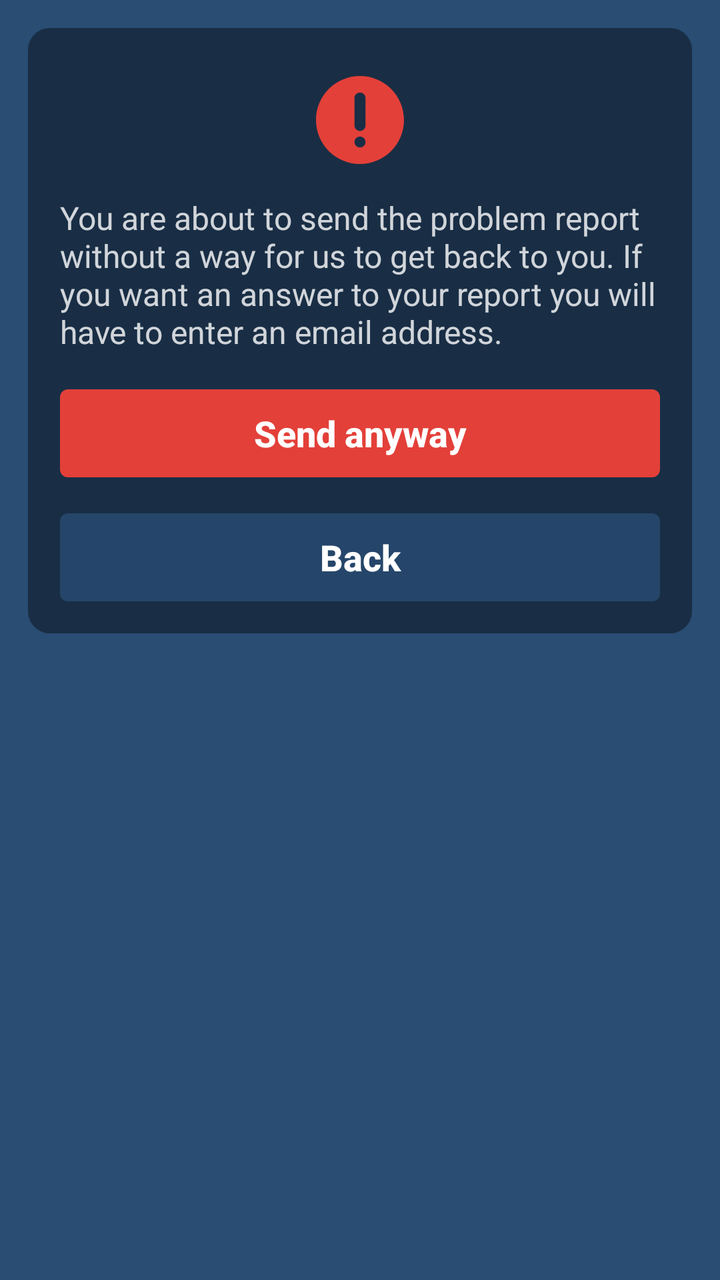
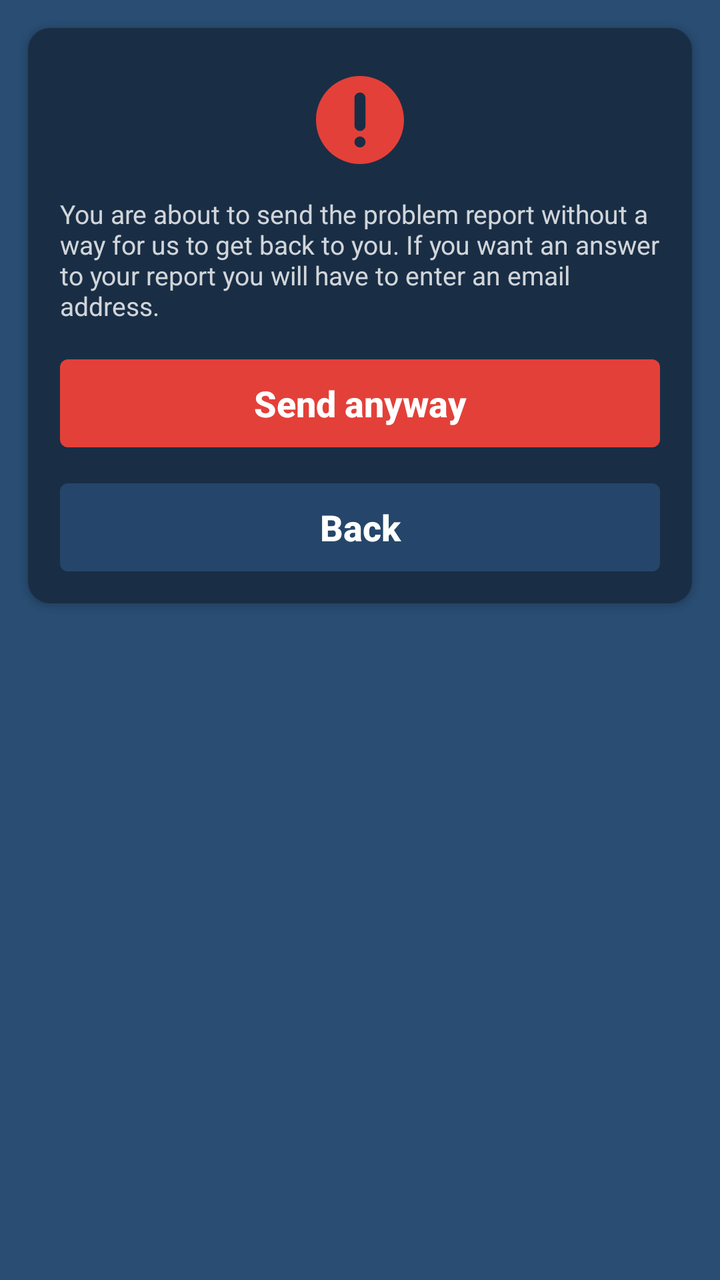

The first picture is an Android layout as it rendered before a commit; the second is the same layout after the commit. The layout source and the unified diff follow.
<!-- AndroidManifest.xml: application theme AppTheme -->
<!-- res/layout/confirm_no_email.xml -->
<ScrollView xmlns:android="http://schemas.android.com/apk/res/android"
            android:layout_width="wrap_content"
            android:layout_height="wrap_content"
            android:scrollbars="none">
    <LinearLayout android:layout_width="wrap_content"
                  android:layout_height="wrap_content"
                  android:padding="30dp"
                  android:background="@drawable/dialog_background"
                  android:orientation="vertical"
                  android:gravity="left"
                  android:elevation="2dp">
        <ImageView android:layout_width="44dp"
                   android:layout_height="44dp"
                   android:layout_marginTop="8dp"
                   android:layout_gravity="center"
                   android:src="@drawable/icon_alert" />
        <TextView android:layout_width="wrap_content"
                  android:layout_height="wrap_content"
                  android:layout_weight="0"
                  android:layout_marginTop="16dp"
                  android:textColor="@color/white80"
                  android:textSize="@dimen/text_medium"
                  android:text="@string/confirm_no_email" />
        <Button android:id="@+id/send_button"
                android:layout_marginVertical="@dimen/button_separation"
                android:text="@string/send_anyway"
                style="@style/RedButton" />
        <Button android:id="@+id/back_button"
                android:text="@string/back"
                style="@style/BlueButton" />
    </LinearLayout>
</ScrollView>
<!-- resources referenced by this layout -->
<resources>
  <color name="white80">#CCFFFFFF</color>
  <dimen name="button_separation">18dp</dimen>
  <dimen name="text_medium">16sp</dimen>
  <!-- drawable dialog_background (drawable) -->
  <?xml version="1.0" encoding="utf-8"?>
  <inset xmlns:android="http://schemas.android.com/apk/res/android"
         android:insetTop="@dimen/dialog_margin"
         android:insetLeft="@dimen/dialog_margin"
         android:insetRight="@dimen/dialog_margin"
         android:insetBottom="@dimen/dialog_margin">
      <shape android:shape="rectangle">
          <corners android:radius="11dp" />
          <solid android:color="@color/darkBlue" />
      </shape>
  </inset>
  <string name="back">Back</string>
  <string name="confirm_no_email">You are about to send the problem report without a way for us
      to get back to you. If you want an answer to your report you will have to enter an email
      address.</string>
  <string name="send_anyway">Send anyway</string>
  <style name="BlueButton" parent="Button">
          <item name="android:background">@drawable/blue_button_background</item>
      </style>
  <style name="RedButton" parent="Button">
          <item name="android:background">@drawable/red_button_background</item>
      </style>
  <style name="AppTheme" parent="Theme.AppCompat.NoActionBar">
          <item name="colorPrimary">@color/colorPrimary</item>
          <item name="android:windowBackground">@color/blue</item>
      </style>
  <dimen name="dialog_margin">14dp</dimen>
  <color name="darkBlue">#192E45</color>
  <style name="Button" parent="Widget.AppCompat.Button.Borderless">
          <item name="android:layout_height">@dimen/normal_button_height</item>
          <item name="android:layout_width">match_parent</item>
          <item name="android:paddingTop">0dp</item>
          <item name="android:paddingBottom">0dp</item>
          <item name="android:textAllCaps">false</item>
          <item name="android:textColor">@color/white</item>
          <item name="android:textSize">@dimen/text_medium_plus</item>
          <item name="android:textStyle">bold</item>
      </style>
  <!-- drawable blue_button_background (drawable) -->
  <?xml version="1.0" encoding="utf-8"?>
  <selector xmlns:android="http://schemas.android.com/apk/res/android">
      <item android:state_pressed="false">
          <shape android:shape="rectangle">
              <corners android:radius="4dp" />
              <solid android:color="@color/blue80" />
          </shape>
      </item>
      <item android:state_pressed="true">
          <shape android:shape="rectangle">
              <corners android:radius="4dp" />
              <solid android:color="@color/blue60" />
          </shape>
      </item>
  </selector>
  <!-- drawable red_button_background (drawable) -->
  <?xml version="1.0" encoding="utf-8"?>
  <selector xmlns:android="http://schemas.android.com/apk/res/android">
      <item android:state_pressed="false">
          <shape android:shape="rectangle">
              <corners android:radius="4dp" />
              <solid android:color="@color/red" />
          </shape>
      </item>
      <item android:state_pressed="true">
          <shape android:shape="rectangle">
              <corners android:radius="4dp" />
              <solid android:color="@color/red95" />
          </shape>
      </item>
  </selector>
  <color name="colorPrimary">#294D73</color>
  <color name="blue">#294D73</color>
  <dimen name="normal_button_height">44dp</dimen>
  <color name="white">#FFFFFF</color>
  <dimen name="text_medium_plus">18sp</dimen>
  <color name="blue80">#CC294D73</color>
  <color name="blue60">#99294D73</color>
  <color name="red">#FFE34039</color>
  <color name="red95">#F2E34039</color>
  <!-- unchanged entries left out for length: 1 -->
</resources>

<!-- the commit's change to res/layout/confirm_no_email.xml (unified diff, before → after) -->
@@ -19,7 +19,7 @@
                   android:layout_weight="0"
                   android:layout_marginTop="16dp"
                   android:textColor="@color/white80"
-                  android:textSize="@dimen/text_medium"
+                  android:textSize="@dimen/text_small"
                   android:text="@string/confirm_no_email" />
         <Button android:id="@+id/send_button"
                 android:layout_marginVertical="@dimen/button_separation"
<!-- resource entries referenced after the edit -->
@@ -2,7 +2,7 @@
 <resources>
   <color name="white80">#CCFFFFFF</color>
   <dimen name="button_separation">18dp</dimen>
-  <dimen name="text_medium">16sp</dimen>
+  <dimen name="text_small">13sp</dimen>
   <!-- drawable dialog_background (drawable) -->
   <?xml version="1.0" encoding="utf-8"?>
   <inset xmlns:android="http://schemas.android.com/apk/res/android"
